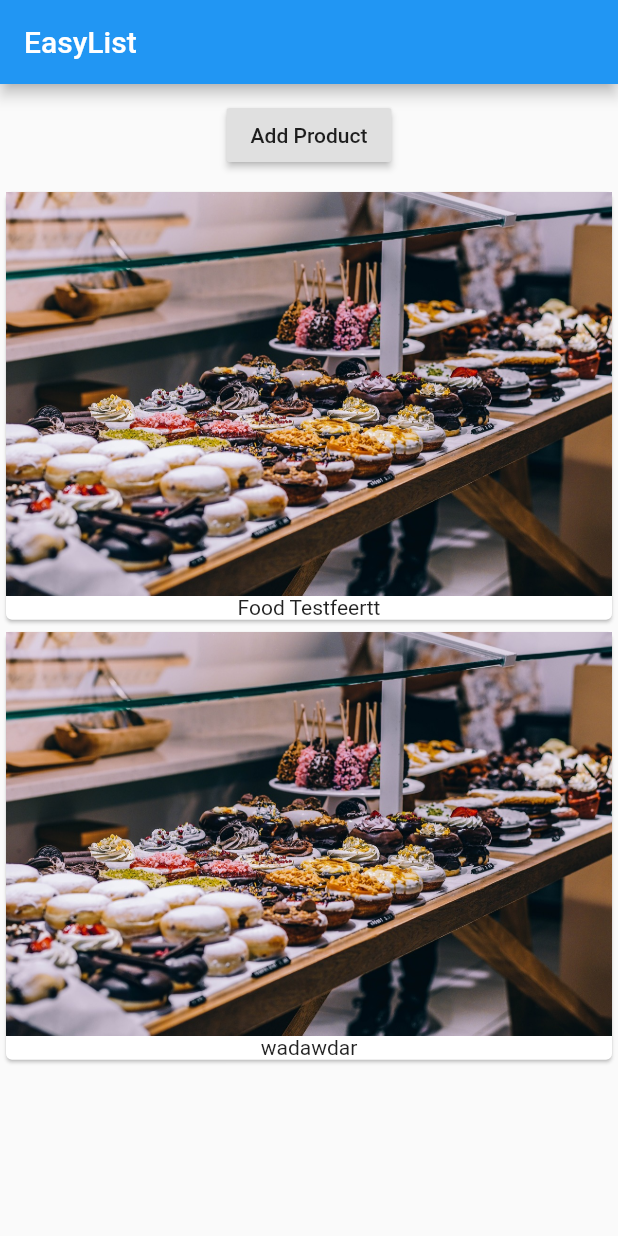
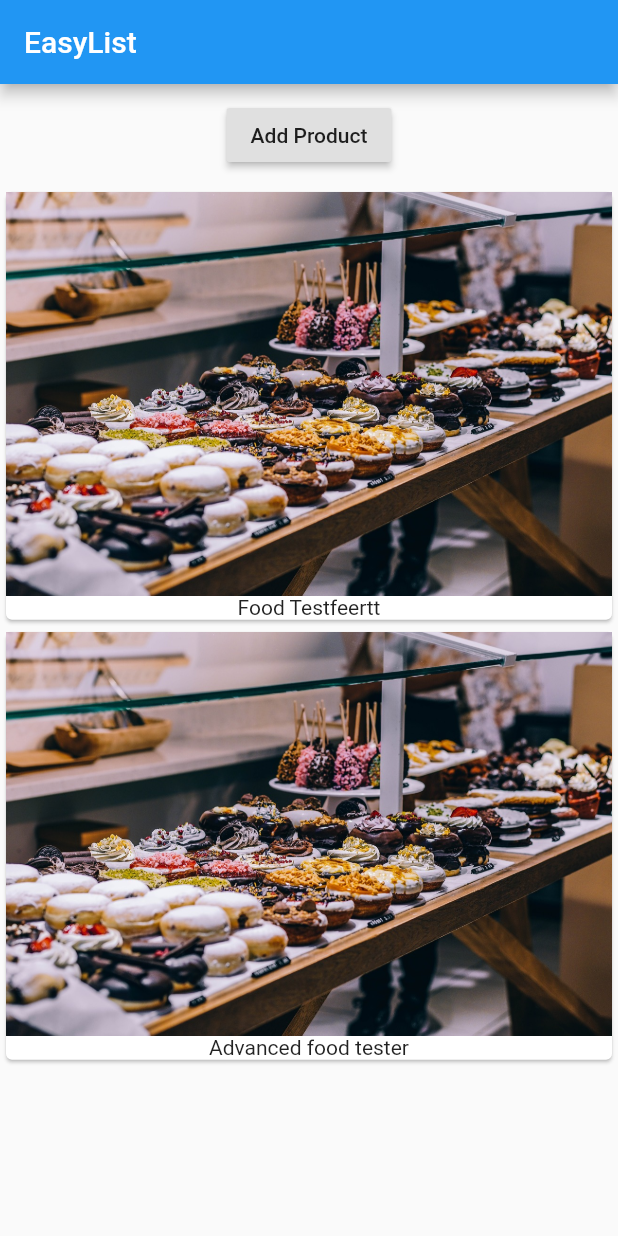
Before and after one commit to Fedrius/learning_flutter, a Flutter app: the screen it shows after launch, after a tap on "Add Product", on a phone screen of 412 x 824 dp. Run offline on Flutter 3.47's test engine with Material 2 defaults, Android fonts, the phone set to English and light mode, and no system bars.

```diff
--- a/lib/main.dart
+++ b/lib/main.dart
@@ -18,7 +18,7 @@ class MyApp extends StatefulWidget {
 class _MyAppState extends State<MyApp> {
   // an array of strings called products
   // use underscore naming convention for var if used in same class
-  List<String> _products = ['Food Testfeertt','wadawdar'];
+  List<String> _products = ['Food Testfeertt'];
 
   @override // overriding the build method. easier to read for others
   Widget build(context) {
@@ -35,14 +35,20 @@ class _MyAppState extends State<MyApp> {
               Container(
                 margin: EdgeInsets.all(10.0),
                 child: RaisedButton(
-                  onPressed: () {},
+                  onPressed: () {
+                    // have to update the state for the app to recognize variable changes
+                    setState(() {
+                      _products.add('Advanced food tester');
+                      // console log
+                      print(_products);
+                    });
+                  },
                   child: Text('Add Product'),
                 ),
               ),
-
               Column(
                 children: _products
-                  // using the product array, map func iterates and makes a card for each on and 'to list' lists it out.
+                    // using the product array, map func iterates and makes a card for each on and 'to list' lists it out.
                     .map(
                       (element) => Card(
                             child: Column(
```
